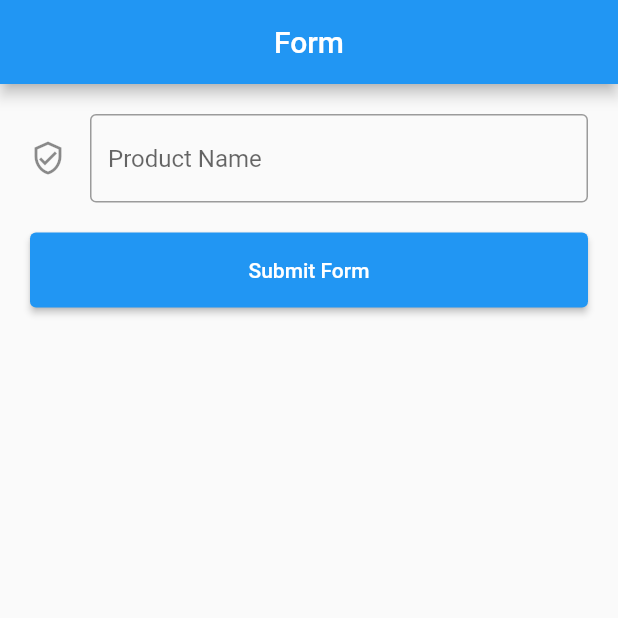
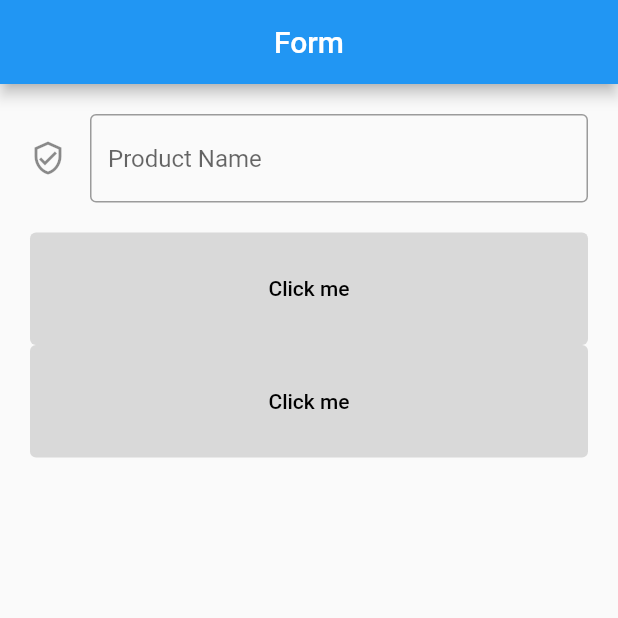
Before and after one commit to senyaGitHub/math-flut-app, a Flutter app: the screen it shows after launch, on a phone screen of 412 x 824 dp, the top half of it. Run offline on Flutter 3.47's test engine with Material 2 defaults, Android fonts, the phone set to English and light mode, and no system bars.

Commit message:
button changes

```diff
--- a/lib/form.dart
+++ b/lib/form.dart
@@ -46,7 +46,8 @@ class _MyFormState extends State<MyForm> {
                 ),
               ),
               SizedBox(height: 20.0,),
-              myBtn(context),
+              myBtn(context,"Play"),
+              myBtn(context, "Options"),
             ],
           ),
 
@@ -54,15 +55,20 @@ class _MyFormState extends State<MyForm> {
     );
   }
 
-  ElevatedButton myBtn(BuildContext context) {
-    return ElevatedButton(
-      style: ElevatedButton.styleFrom(minimumSize: const Size(200, 50)),
-      child: Text("Submit Form"),
-      onPressed: () {
-        Navigator.push(context, MaterialPageRoute(builder: (context) {
-          return Datails(prod: _productController.text);
-        }));
-      },
+   myBtn(BuildContext , text) {
+    return SizedBox(
+      width: 100, // set the button width
+      height: 75, // set the button height
+      child: TextButton(
+        style: ButtonStyle(
+          backgroundColor: MaterialStateProperty.all<Color>(Color(0xFFD9D9D9)), // set the background color to gray
+          foregroundColor: MaterialStateProperty.all<Color>(Colors.black), // set t: MaterialStateProperty.all<Color>(Color(0xFFD9D9D9)), // set the text color to D9D9D9
+        ),
+        onPressed: () {
+          // button pressed action
+        },
+        child: Text('Click me'), // set the button text
+      ),
     );
   }
 }
```
Also changed, not shown: 1 other file.
